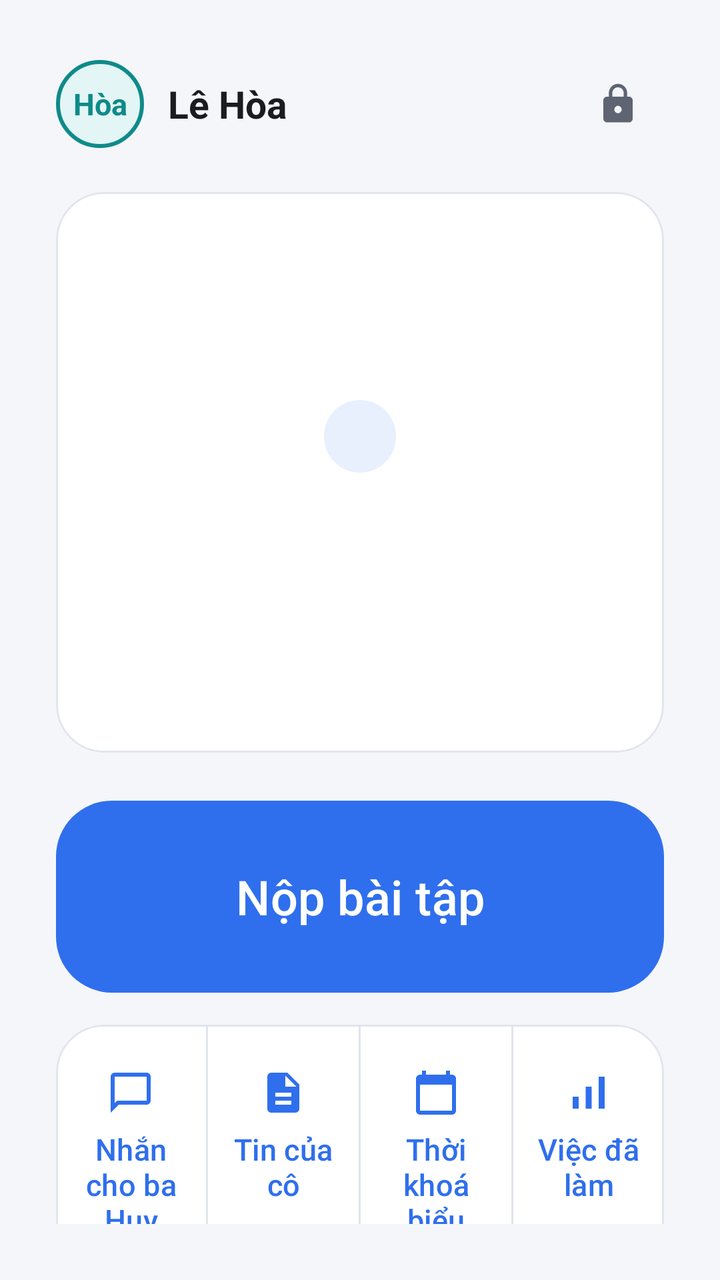
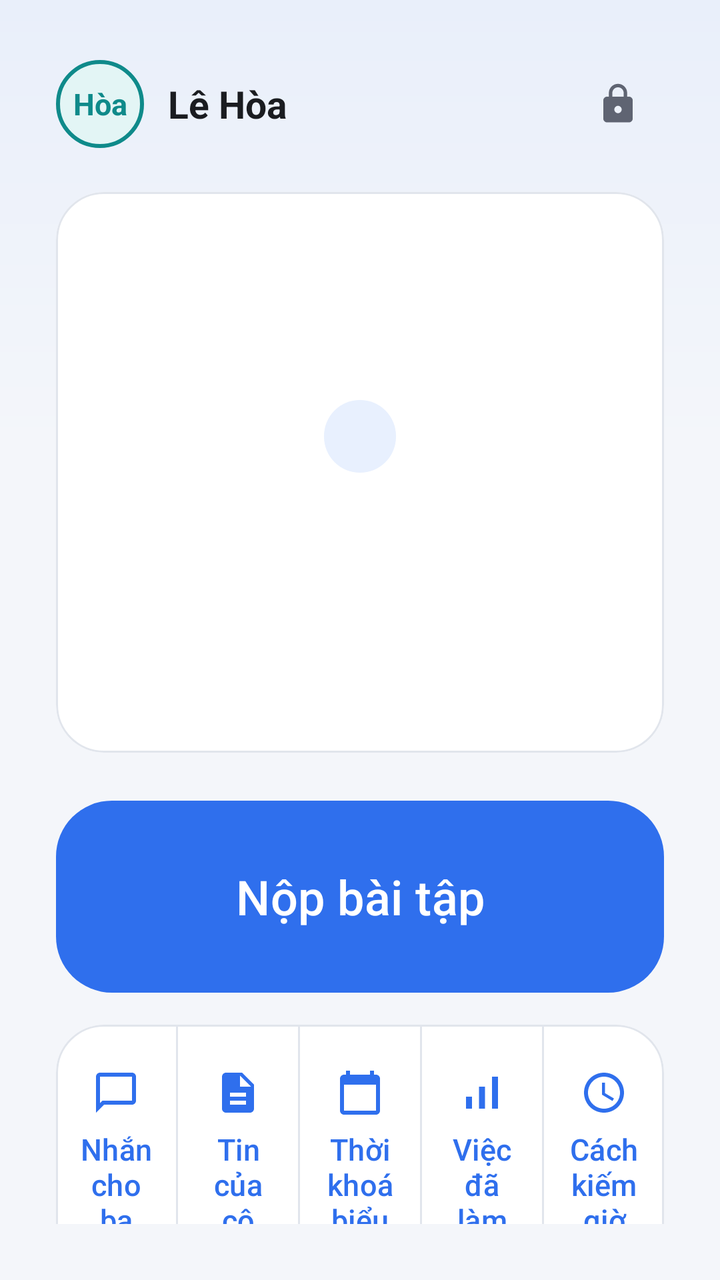

Compare the two renders of this Android layout. The source of the first and the diff that turns it into the second are given below.
<!-- AndroidManifest.xml: application theme Theme.HomeworkGate -->
<!-- res/layout/activity_home.xml -->
<?xml version="1.0" encoding="utf-8"?>
<androidx.constraintlayout.widget.ConstraintLayout
    xmlns:android="http://schemas.android.com/apk/res/android"
    xmlns:app="http://schemas.android.com/apk/res-auto"
    android:id="@+id/root"
    android:layout_width="match_parent"
    android:layout_height="match_parent">

<LinearLayout
    android:layout_width="0dp"
    android:layout_height="0dp"
    android:orientation="vertical"
    android:padding="28dp"
    app:layout_constraintBottom_toBottomOf="parent"
    app:layout_constraintEnd_toEndOf="parent"
    app:layout_constraintStart_toStartOf="parent"
    app:layout_constraintTop_toTopOf="parent"
    app:layout_constraintWidth_max="@dimen/st_be_rong_toi_da">

    <LinearLayout
        android:layout_width="match_parent"
        android:layout_height="wrap_content"
        android:orientation="horizontal"
        android:gravity="center_vertical">

        <TextView
            android:layout_width="44dp"
            android:layout_height="44dp"
            android:background="@drawable/bg_avatar_child"
            android:gravity="center"
            android:text="Hòa"
            android:textColor="@color/child_tint"
            android:textSize="15sp"
            android:textStyle="bold" />

        <TextView
            android:layout_width="0dp"
            android:layout_height="wrap_content"
            android:layout_weight="1"
            android:layout_marginStart="12dp"
            android:text="@string/child_name"
            android:textColor="@color/ink"
            android:textSize="19sp"
            android:textStyle="bold" />

        
        <com.google.android.material.button.MaterialButton
            android:id="@+id/btn_parent"
            style="@style/Widget.Material3.Button.IconButton"
            android:layout_width="48dp"
            android:layout_height="48dp"
            android:contentDescription="@string/parent_name_cap"
            app:icon="@drawable/ic_khoa"
            app:iconSize="22dp"
            app:iconTint="@color/ink_soft" />
    </LinearLayout>

    
    <ScrollView
        android:layout_width="match_parent"
        android:layout_height="0dp"
        android:layout_weight="1"
        android:fillViewport="true"
        android:scrollbars="none">

    <LinearLayout
        android:layout_width="match_parent"
        android:layout_height="wrap_content"
        android:orientation="vertical">

    
    <Space
        android:layout_width="match_parent"
        android:layout_height="0dp"
        android:layout_weight="1" />

    <com.google.android.material.card.MaterialCardView
        android:id="@+id/card_state"
        style="@style/Card"
        android:layout_width="match_parent"
        android:layout_height="wrap_content"
        android:layout_marginTop="20dp">

        <LinearLayout
            android:layout_width="match_parent"
            android:layout_height="match_parent"
            android:orientation="vertical"
            android:gravity="center"
            android:padding="28dp">

            
            <ImageView
                android:id="@+id/anh_mat"
                android:layout_width="64dp"
                android:layout_height="64dp"
                android:layout_marginBottom="12dp"
                android:contentDescription="@null" />

            <TextView
                android:id="@+id/txt_badge"
                android:layout_width="wrap_content"
                android:layout_height="wrap_content"
                android:background="@drawable/bg_pill"
                android:paddingHorizontal="18dp"
                android:paddingVertical="8dp"
                android:textColor="@color/brand_dark"
                android:textSize="15sp" />

            <TextView
                android:id="@+id/txt_state"
                android:layout_width="match_parent"
                android:layout_height="wrap_content"
                android:layout_marginTop="18dp"
                android:gravity="center"
                android:textColor="@color/ink"
                android:textSize="46sp"
                android:textStyle="bold" />

            <TextView
                android:id="@+id/txt_detail"
                android:layout_width="match_parent"
                android:layout_height="wrap_content"
                android:layout_marginTop="10dp"
                android:gravity="center"
                style="@style/Text.Body" />
        </LinearLayout>
    </com.google.android.material.card.MaterialCardView>

    <Space
        android:layout_width="match_parent"
        android:layout_height="0dp"
        android:layout_weight="1" />

    
    <com.google.android.material.card.MaterialCardView
        android:id="@+id/card_sua"
        style="@style/Card"
        android:layout_width="match_parent"
        android:layout_height="wrap_content"
        android:layout_marginTop="16dp"
        app:cardBackgroundColor="@color/wait_soft"
        android:visibility="gone">

        <LinearLayout
            android:layout_width="match_parent"
            android:layout_height="wrap_content"
            android:orientation="vertical"
            android:padding="18dp">

            <TextView
                android:id="@+id/txt_sua_title"
                android:layout_width="wrap_content"
                android:layout_height="wrap_content"
                android:textColor="@color/ink"
                android:textStyle="bold"
                android:textSize="16sp" />

            <LinearLayout
                android:id="@+id/box_sua"
                android:layout_width="match_parent"
                android:layout_height="wrap_content"
                android:layout_marginTop="6dp"
                android:orientation="vertical" />

            <com.google.android.material.button.MaterialButton
                android:id="@+id/btn_chup_sua"
                android:layout_width="match_parent"
                android:layout_height="wrap_content"
                android:layout_marginTop="12dp"
                android:text="Chụp lại câu đã sửa"
                android:textSize="16sp"
                app:cornerRadius="18dp" />
        </LinearLayout>
    </com.google.android.material.card.MaterialCardView>

    
    <com.google.android.material.card.MaterialCardView
        android:id="@+id/card_soan"
        style="@style/Card"
        android:layout_width="match_parent"
        android:layout_height="wrap_content"
        android:layout_marginTop="16dp"
        android:visibility="gone">

        <LinearLayout
            android:layout_width="match_parent"
            android:layout_height="wrap_content"
            android:orientation="vertical"
            android:padding="18dp">

            <TextView
                android:id="@+id/txt_soan_title"
                android:layout_width="wrap_content"
                android:layout_height="wrap_content"
                android:textColor="@color/ink"
                android:textStyle="bold"
                android:textSize="16sp" />

            <TextView
                android:id="@+id/txt_soan_detail"
                style="@style/Text.Body"
                android:layout_width="match_parent"
                android:layout_height="wrap_content"
                android:layout_marginTop="4dp"
                android:textSize="15sp" />

            <com.google.android.material.button.MaterialButton
                android:id="@+id/btn_soan"
                style="@style/Widget.Material3.Button.TonalButton"
                android:layout_width="match_parent"
                android:layout_height="wrap_content"
                android:layout_marginTop="12dp"
                android:text="@string/soan_title"
                android:textSize="16sp"
                app:cornerRadius="18dp" />
        </LinearLayout>
    </com.google.android.material.card.MaterialCardView>

    <com.google.android.material.button.MaterialButton
        android:id="@+id/btn_submit"
        android:layout_width="match_parent"
        android:layout_height="104dp"
        android:layout_marginTop="20dp"
        android:text="@string/home_submit"
        android:textSize="24sp"
        app:cornerRadius="28dp" />

    
    <com.google.android.material.button.MaterialButton
        android:id="@+id/btn_nop_them"
        style="@style/Widget.Material3.Button.TextButton"
        android:layout_width="match_parent"
        android:layout_height="wrap_content"
        android:layout_marginTop="4dp"
        android:text="Nộp thêm bài để cộng dồn giờ"
        android:textSize="16sp"
        android:visibility="gone" />

    
    <com.google.android.material.button.MaterialButton
        android:id="@+id/btn_hoc_thuoc"
        style="@style/Widget.Material3.Button.TonalButton"
        android:layout_width="match_parent"
        android:layout_height="wrap_content"
        android:layout_marginTop="10dp"
        android:paddingVertical="14dp"
        android:text="@string/hoc_thuoc_nut"
        android:textSize="17sp"
        android:visibility="gone"
        app:cornerRadius="18dp" />

    
    <com.google.android.material.card.MaterialCardView
        style="@style/Card"
        android:layout_width="match_parent"
        android:layout_height="wrap_content"
        android:layout_marginTop="12dp">

        <LinearLayout
            android:layout_width="match_parent"
            android:layout_height="wrap_content"
            android:orientation="horizontal">

            <com.google.android.material.button.MaterialButton
                android:id="@+id/btn_chat"
                style="@style/Widget.Material3.Button.TextButton"
                android:layout_width="0dp"
                android:layout_height="wrap_content"
                android:layout_weight="1"
                android:paddingVertical="18dp"
                android:text="@string/home_chat"
                android:textSize="15sp"
                app:icon="@drawable/st_ic_nhan_tin"
                app:iconGravity="top"
                app:iconPadding="6dp"
                app:iconSize="24dp" />

            
            <View
                android:id="@+id/vach_tin"
                android:layout_width="1dp"
                android:layout_height="match_parent"
                android:background="@color/line" />

            <com.google.android.material.button.MaterialButton
                android:id="@+id/btn_tin"
                style="@style/Widget.Material3.Button.TextButton"
                android:layout_width="0dp"
                android:layout_height="wrap_content"
                android:layout_weight="1"
                android:paddingVertical="18dp"
                android:text="@string/soan_tin_co"
                android:textSize="15sp"
                app:icon="@drawable/st_ic_tin_co"
                app:iconGravity="top"
                app:iconPadding="6dp"
                app:iconSize="24dp" />

            <View
                android:layout_width="1dp"
                android:layout_height="match_parent"
                android:background="@color/line" />

            <com.google.android.material.button.MaterialButton
                android:id="@+id/btn_lich"
                style="@style/Widget.Material3.Button.TextButton"
                android:layout_width="0dp"
                android:layout_height="wrap_content"
                android:layout_weight="1"
                android:paddingVertical="18dp"
                android:text="@string/soan_lich"
                android:textSize="15sp"
                app:icon="@drawable/st_ic_lich"
                app:iconGravity="top"
                app:iconPadding="6dp"
                app:iconSize="24dp" />

            <View
                android:layout_width="1dp"
                android:layout_height="match_parent"
                android:background="@color/line" />

            
            <com.google.android.material.button.MaterialButton
                android:id="@+id/btn_tien_bo"
                style="@style/Widget.Material3.Button.TextButton"
                android:layout_width="0dp"
                android:layout_height="wrap_content"
                android:layout_weight="1"
                android:paddingVertical="18dp"
                android:text="@string/tien_bo_nut"
                android:textSize="15sp"
                app:icon="@drawable/st_ic_tien_bo"
                app:iconGravity="top"
                app:iconPadding="6dp"
                app:iconSize="24dp" />
        </LinearLayout>
    </com.google.android.material.card.MaterialCardView>


    </LinearLayout>
    </ScrollView>
</LinearLayout>
</androidx.constraintlayout.widget.ConstraintLayout>
<!-- resources referenced by this layout -->
<resources>
  <color name="brand_dark">#1B4FC0</color>
  <color name="child_tint">#0F8A8A</color>
  <color name="ink">#1A1C20</color>
  <color name="ink_soft">#5F6472</color>
  <color name="line">#E1E5EC</color>
  <color name="wait_soft">#FEF5E5</color>
  <dimen name="st_be_rong_toi_da">720dp</dimen>
  <!-- drawable bg_avatar_child (drawable) -->
  <?xml version="1.0" encoding="utf-8"?>
  <shape xmlns:android="http://schemas.android.com/apk/res/android" android:shape="oval">
      <solid android:color="@color/child_soft" />
      <stroke android:width="2dp" android:color="@color/child_tint" />
  </shape>
  <!-- drawable bg_pill (drawable) -->
  <?xml version="1.0" encoding="utf-8"?>
  <shape xmlns:android="http://schemas.android.com/apk/res/android" android:shape="rectangle">
      <solid android:color="@color/brand_soft" />
      <corners android:radius="100dp" />
  </shape>
  <!-- drawable st_ic_lich (drawable) -->
  <vector xmlns:android="http://schemas.android.com/apk/res/android"
      android:width="24dp" android:height="24dp"
      android:viewportWidth="24" android:viewportHeight="24">
      <path android:fillColor="#FFFFFF"
          android:pathData="M20,3h-1V1h-2v2H7V1H5v2H4c-1.1,0 -2,0.9 -2,2v16c0,1.1 0.9,2 2,2h16c1.1,0 2,-0.9 2,-2V5c0,-1.1 -0.9,-2 -2,-2zM20,21H4V8h16v13z" />
  </vector>
  <!-- drawable st_ic_nhan_tin (drawable) -->
  <vector xmlns:android="http://schemas.android.com/apk/res/android"
      android:width="24dp" android:height="24dp"
      android:viewportWidth="24" android:viewportHeight="24">
      <path android:fillColor="#FFFFFF"
          android:pathData="M20,2H4c-1.1,0 -2,0.9 -2,2v18l4,-4h14c1.1,0 2,-0.9 2,-2V4c0,-1.1 -0.9,-2 -2,-2zM20,16H5.17L4,17.17V4h16v12z" />
  </vector>
  <string name="child_name">Lê Hòa</string>
  <string name="hoc_thuoc_nut">Học thuộc</string>
  <string name="home_chat">Nhắn cho ba Huy</string>
  <string name="home_submit">Nộp bài tập</string>
  <string name="parent_name_cap">Ba Huy</string>
  <string name="soan_lich">Thời khoá biểu</string>
  <string name="soan_tin_co">Tin của cô</string>
  <string name="soan_title">Soạn tập vở</string>
  <string name="tien_bo_nut">Việc đã làm</string>
  <style name="Card" parent="Widget.Material3.CardView.Elevated">
          
          <item name="cardBackgroundColor">@color/surface</item>
          <item name="cardCornerRadius">24dp</item>
          <item name="cardElevation">0dp</item>
          <item name="strokeWidth">1dp</item>
          <item name="strokeColor">@color/line</item>
      </style>
  <style name="Text.Body" parent="TextAppearance.Material3.BodyLarge">
          <item name="android:textColor">@color/ink_soft</item>
          <item name="android:textSize">17sp</item>
      </style>
  <color name="child_soft">#E3F5F5</color>
  <color name="brand_soft">#E8F0FE</color>
  <color name="surface">#FFFFFF</color>
  <color name="brand">#2F6FED</color>
  <color name="canvas">#F4F6FA</color>
  <!-- unchanged entries left out for length: 4 -->
</resources>

<!-- the commit's change to res/layout/activity_home.xml (unified diff, before → after) -->
@@ -4,7 +4,8 @@
     xmlns:app="http://schemas.android.com/apk/res-auto"
     android:id="@+id/root"
     android:layout_width="match_parent"
-    android:layout_height="match_parent">
+    android:layout_height="match_parent"
+    android:background="@drawable/st_nen_man">
 
 <LinearLayout
     android:layout_width="0dp"
@@ -14,8 +15,7 @@
     app:layout_constraintBottom_toBottomOf="parent"
     app:layout_constraintEnd_toEndOf="parent"
     app:layout_constraintStart_toStartOf="parent"
-    app:layout_constraintTop_toTopOf="parent"
-    app:layout_constraintWidth_max="@dimen/st_be_rong_toi_da">
+    app:layout_constraintTop_toTopOf="parent">
 
     <LinearLayout
         android:layout_width="match_parent"
@@ -106,6 +106,34 @@
                 android:textColor="@color/brand_dark"
                 android:textSize="15sp" />
 
+            
+            <FrameLayout
+                android:id="@+id/khung_vong"
+                android:layout_width="wrap_content"
+                android:layout_height="wrap_content"
+                android:layout_marginTop="10dp"
+                android:visibility="gone">
+
+                <com.google.android.material.progressindicator.CircularProgressIndicator
+                    android:id="@+id/vong_phien"
+                    android:layout_width="wrap_content"
+                    android:layout_height="wrap_content"
+                    android:layout_gravity="center"
+                    app:indicatorSize="196dp"
+                    app:trackCornerRadius="6dp"
+                    app:trackThickness="12dp" />
+
+                <TextView
+                    android:id="@+id/txt_vong"
+                    android:layout_width="wrap_content"
+                    android:layout_height="wrap_content"
+                    android:layout_gravity="center"
+                    android:fontFeatureSettings="tnum"
+                    android:textColor="@color/ink"
+                    android:textSize="44sp"
+                    android:textStyle="bold" />
+            </FrameLayout>
+
             <TextView
                 android:id="@+id/txt_state"
                 android:layout_width="match_parent"
@@ -123,6 +151,47 @@
                 android:layout_marginTop="10dp"
                 android:gravity="center"
                 style="@style/Text.Body" />
+
+            
+            <LinearLayout
+                android:id="@+id/khung_han_ngay"
+                android:layout_width="match_parent"
+                android:layout_height="wrap_content"
+                android:layout_marginTop="22dp"
+                android:background="?attr/selectableItemBackground"
+                android:clickable="true"
+                android:focusable="true"
+                android:orientation="vertical"
+                android:paddingVertical="4dp"
+                android:visibility="gone">
+
+                <LinearLayout
+                    android:layout_width="match_parent"
+                    android:layout_height="14dp"
+                    android:background="@drawable/st_nen_thanh_ngay"
+                    android:clipToOutline="true"
+                    android:orientation="horizontal">
+
+                    <View
+                        android:id="@+id/phan_da_choi"
+                        android:layout_width="0dp"
+                        android:layout_height="match_parent" />
+
+                    <View
+                        android:id="@+id/phan_dang_giu"
+                        android:layout_width="0dp"
+                        android:layout_height="match_parent" />
+                </LinearLayout>
+
+                <TextView
+                    android:id="@+id/chu_han_ngay"
+                    android:layout_width="match_parent"
+                    android:layout_height="wrap_content"
+                    android:layout_marginTop="10dp"
+                    android:gravity="center"
+                    android:textColor="@color/ink_soft"
+                    android:textSize="14sp" />
+            </LinearLayout>
         </LinearLayout>
     </com.google.android.material.card.MaterialCardView>
 
@@ -132,88 +201,32 @@
         android:layout_weight="1" />
 
     
+    <TextView
+        android:id="@+id/nhan_viec"
+        android:layout_width="wrap_content"
+        android:layout_height="wrap_content"
+        android:layout_marginTop="20dp"
+        android:layout_marginBottom="8dp"
+        android:letterSpacing="0.08"
+        android:text="VIỆC HÔM NAY"
+        android:textColor="@color/ink_soft"
+        android:textSize="12sp"
+        android:textStyle="bold"
+        android:visibility="gone" />
+
     <com.google.android.material.card.MaterialCardView
-        android:id="@+id/card_sua"
+        android:id="@+id/card_viec"
         style="@style/Card"
         android:layout_width="match_parent"
         android:layout_height="wrap_content"
-        android:layout_marginTop="16dp"
-        app:cardBackgroundColor="@color/wait_soft"
         android:visibility="gone">
 
         <LinearLayout
+            android:id="@+id/box_viec"
             android:layout_width="match_parent"
             android:layout_height="wrap_content"
             android:orientation="vertical"
-            android:padding="18dp">
-
-            <TextView
-                android:id="@+id/txt_sua_title"
-                android:layout_width="wrap_content"
-                android:layout_height="wrap_content"
-                android:textColor="@color/ink"
-                android:textStyle="bold"
-                android:textSize="16sp" />
-
-            <LinearLayout
-                android:id="@+id/box_sua"
-                android:layout_width="match_parent"
-                android:layout_height="wrap_content"
-                android:layout_marginTop="6dp"
-                android:orientation="vertical" />
-
-            <com.google.android.material.button.MaterialButton
-                android:id="@+id/btn_chup_sua"
-                android:layout_width="match_parent"
-                android:layout_height="wrap_content"
-                android:layout_marginTop="12dp"
-                android:text="Chụp lại câu đã sửa"
-                android:textSize="16sp"
-                app:cornerRadius="18dp" />
-        </LinearLayout>
-    </com.google.android.material.card.MaterialCardView>
-
-    
-    <com.google.android.material.card.MaterialCardView
-        android:id="@+id/card_soan"
-        style="@style/Card"
-        android:layout_width="match_parent"
-        android:layout_height="wrap_content"
-        android:layout_marginTop="16dp"
-        android:visibility="gone">
-
-        <LinearLayout
-            android:layout_width="match_parent"
-            android:layout_height="wrap_content"
-            android:orientation="vertical"
-            android:padding="18dp">
-
-            <TextView
-                android:id="@+id/txt_soan_title"
-                android:layout_width="wrap_content"
-                android:layout_height="wrap_content"
-                android:textColor="@color/ink"
-                android:textStyle="bold"
-                android:textSize="16sp" />
-
-            <TextView
-                android:id="@+id/txt_soan_detail"
-                style="@style/Text.Body"
-                android:layout_width="match_parent"
-                android:layout_height="wrap_content"
-                android:layout_marginTop="4dp"
-                android:textSize="15sp" />
-
-            <com.google.android.material.button.MaterialButton
-                android:id="@+id/btn_soan"
-                style="@style/Widget.Material3.Button.TonalButton"
-                android:layout_width="match_parent"
-                android:layout_height="wrap_content"
-                android:layout_marginTop="12dp"
-                android:text="@string/soan_title"
-                android:textSize="16sp"
-                app:cornerRadius="18dp" />
-        </LinearLayout>
+            android:paddingVertical="4dp" />
     </com.google.android.material.card.MaterialCardView>
 
     <com.google.android.material.button.MaterialButton
@@ -237,19 +250,6 @@
         android:visibility="gone" />
 
     
-    <com.google.android.material.button.MaterialButton
-        android:id="@+id/btn_hoc_thuoc"
-        style="@style/Widget.Material3.Button.TonalButton"
-        android:layout_width="match_parent"
-        android:layout_height="wrap_content"
-        android:layout_marginTop="10dp"
-        android:paddingVertical="14dp"
-        android:text="@string/hoc_thuoc_nut"
-        android:textSize="17sp"
-        android:visibility="gone"
-        app:cornerRadius="18dp" />
-
-    
     <com.google.android.material.card.MaterialCardView
         style="@style/Card"
         android:layout_width="match_parent"
@@ -334,6 +334,26 @@
                 app:iconGravity="top"
                 app:iconPadding="6dp"
                 app:iconSize="24dp" />
+
+            <View
+                android:layout_width="1dp"
+                android:layout_height="match_parent"
+                android:background="@color/line" />
+
+            
+            <com.google.android.material.button.MaterialButton
+                android:id="@+id/btn_kiem_gio"
+                style="@style/Widget.Material3.Button.TextButton"
+                android:layout_width="0dp"
+                android:layout_height="wrap_content"
+                android:layout_weight="1"
+                android:paddingVertical="18dp"
+                android:text="@string/kiem_gio_nut"
+                android:textSize="15sp"
+                app:icon="@drawable/st_ic_dong_ho"
+                app:iconGravity="top"
+                app:iconPadding="6dp"
+                app:iconSize="24dp" />
         </LinearLayout>
     </com.google.android.material.card.MaterialCardView>
 
<!-- resource entries referenced after the edit -->
@@ -5,8 +5,6 @@
   <color name="ink">#1A1C20</color>
   <color name="ink_soft">#5F6472</color>
   <color name="line">#E1E5EC</color>
-  <color name="wait_soft">#FEF5E5</color>
-  <dimen name="st_be_rong_toi_da">720dp</dimen>
   <!-- drawable bg_avatar_child (drawable) -->
   <?xml version="1.0" encoding="utf-8"?>
   <shape xmlns:android="http://schemas.android.com/apk/res/android" android:shape="oval">
@@ -19,6 +17,13 @@
       <solid android:color="@color/brand_soft" />
       <corners android:radius="100dp" />
   </shape>
+  <!-- drawable st_ic_dong_ho (drawable) -->
+  <vector xmlns:android="http://schemas.android.com/apk/res/android"
+      android:width="28dp" android:height="28dp"
+      android:viewportWidth="24" android:viewportHeight="24">
+      <path android:fillColor="#FFFFFF"
+          android:pathData="M11.99,2C6.47,2 2,6.48 2,12s4.47,10 9.99,10C17.52,22 22,17.52 22,12S17.52,2 11.99,2zM12,20c-4.42,0 -8,-3.58 -8,-8s3.58,-8 8,-8 8,3.58 8,8 -3.58,8 -8,8zM12.5,7H11v6l5.25,3.15 0.75,-1.23 -4.5,-2.67z" />
+  </vector>
   <!-- drawable st_ic_lich (drawable) -->
   <vector xmlns:android="http://schemas.android.com/apk/res/android"
       android:width="24dp" android:height="24dp"
@@ -33,14 +38,32 @@
       <path android:fillColor="#FFFFFF"
           android:pathData="M20,2H4c-1.1,0 -2,0.9 -2,2v18l4,-4h14c1.1,0 2,-0.9 2,-2V4c0,-1.1 -0.9,-2 -2,-2zM20,16H5.17L4,17.17V4h16v12z" />
   </vector>
+  <!-- drawable st_nen_man (drawable) -->
+  <?xml version="1.0" encoding="utf-8"?>
+  <shape xmlns:android="http://schemas.android.com/apk/res/android"
+      android:shape="rectangle">
+      <gradient
+          android:angle="270"
+          android:centerColor="@color/canvas"
+          android:centerY="0.35"
+          android:endColor="@color/canvas"
+          android:startColor="#E9EFFA"
+          android:type="linear" />
+  </shape>
+  <!-- drawable st_nen_thanh_ngay (drawable) -->
+  <?xml version="1.0" encoding="utf-8"?>
+  <shape xmlns:android="http://schemas.android.com/apk/res/android"
+      android:shape="rectangle">
+      <solid android:color="#26000000" />
+      <corners android:radius="7dp" />
+  </shape>
   <string name="child_name">Lê Hòa</string>
-  <string name="hoc_thuoc_nut">Học thuộc</string>
   <string name="home_chat">Nhắn cho ba Huy</string>
   <string name="home_submit">Nộp bài tập</string>
+  <string name="kiem_gio_nut">Cách kiếm giờ</string>
   <string name="parent_name_cap">Ba Huy</string>
   <string name="soan_lich">Thời khoá biểu</string>
   <string name="soan_tin_co">Tin của cô</string>
-  <string name="soan_title">Soạn tập vở</string>
   <string name="tien_bo_nut">Việc đã làm</string>
   <style name="Card" parent="Widget.Material3.CardView.Elevated">
           
